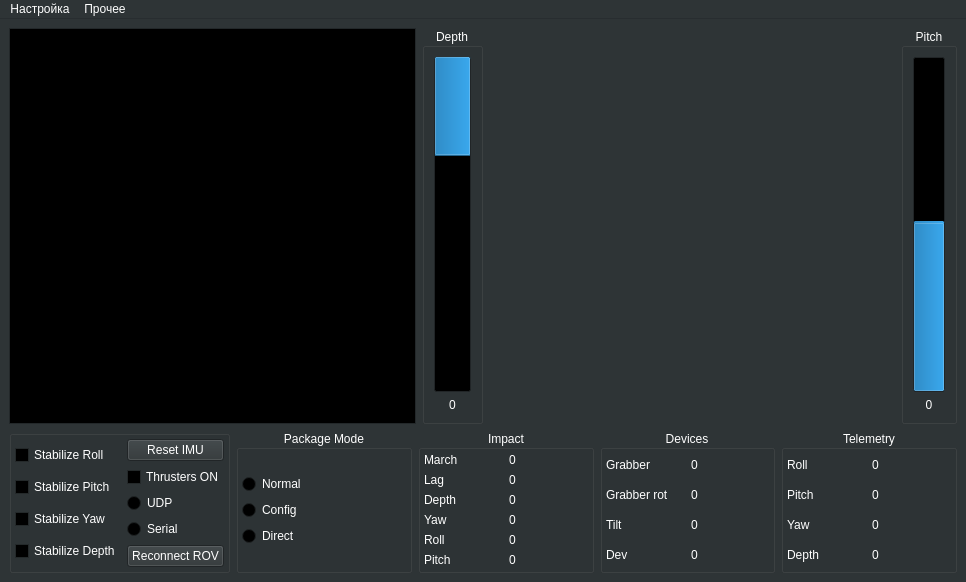
This is mainwindow.ui in hydronautics-team/PoolsideGUI as Qt 5 draws it before an edit. The edited form follows.
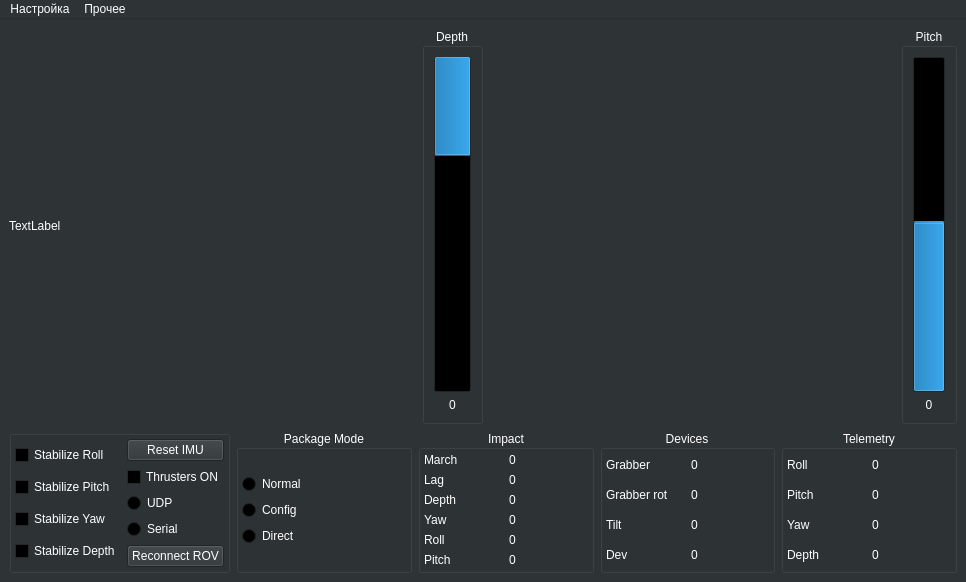
This is the edited form. Custom widgets are drawn as their Qt base class.

```diff
--- a/mainwindow.ui
+++ b/mainwindow.ui
@@ -70,9 +70,9 @@
      <colorrole role="Text">
       <brush brushstyle="SolidPattern">
        <color alpha="255">
-        <red>255</red>
-        <green>255</green>
-        <blue>255</blue>
+        <red>61</red>
+        <green>56</green>
+        <blue>70</blue>
        </color>
       </brush>
      </colorrole>
@@ -216,9 +216,9 @@
      <colorrole role="Text">
       <brush brushstyle="SolidPattern">
        <color alpha="255">
-        <red>255</red>
-        <green>255</green>
-        <blue>255</blue>
+        <red>61</red>
+        <green>56</green>
+        <blue>70</blue>
        </color>
       </brush>
      </colorrole>
@@ -460,12 +460,9 @@
     <item>
      <layout class="QHBoxLayout" name="horizontalLayout_2">
       <item>
-       <widget class="QGraphicsView" name="vehiclePic">
-        <property name="sizePolicy">
-         <sizepolicy hsizetype="Preferred" vsizetype="Expanding">
-          <horstretch>0</horstretch>
-          <verstretch>0</verstretch>
-         </sizepolicy>
+       <widget class="QLabel" name="label_6">
+        <property name="text">
+         <string>TextLabel</string>
         </property>
        </widget>
       </item>
```
